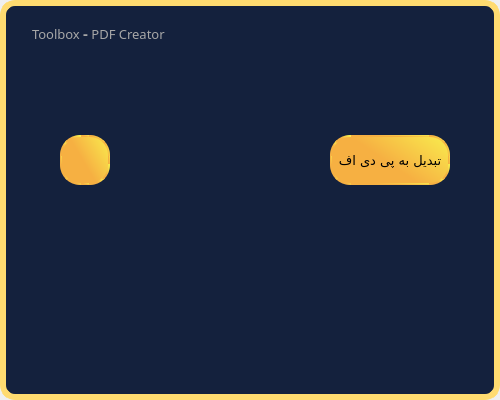
Qt form Ui/PDF.ui (FatemeMokhtari/ToolBox_Python) before a commit.
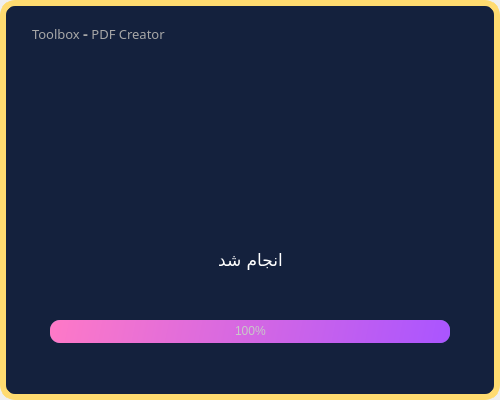
The same form after that commit. Icons and pictures are not drawn.

Commit message: Change Location Frame2. Bug Fixed

Diff of the .ui file:
```diff
--- a/Ui/PDF.ui
+++ b/Ui/PDF.ui
@@ -290,7 +290,7 @@
     <property name="geometry">
      <rect>
       <x>20</x>
-      <y>1100</y>
+      <y>80</y>
       <width>461</width>
       <height>291</height>
      </rect>
```
The commit also changes 1 other file.
